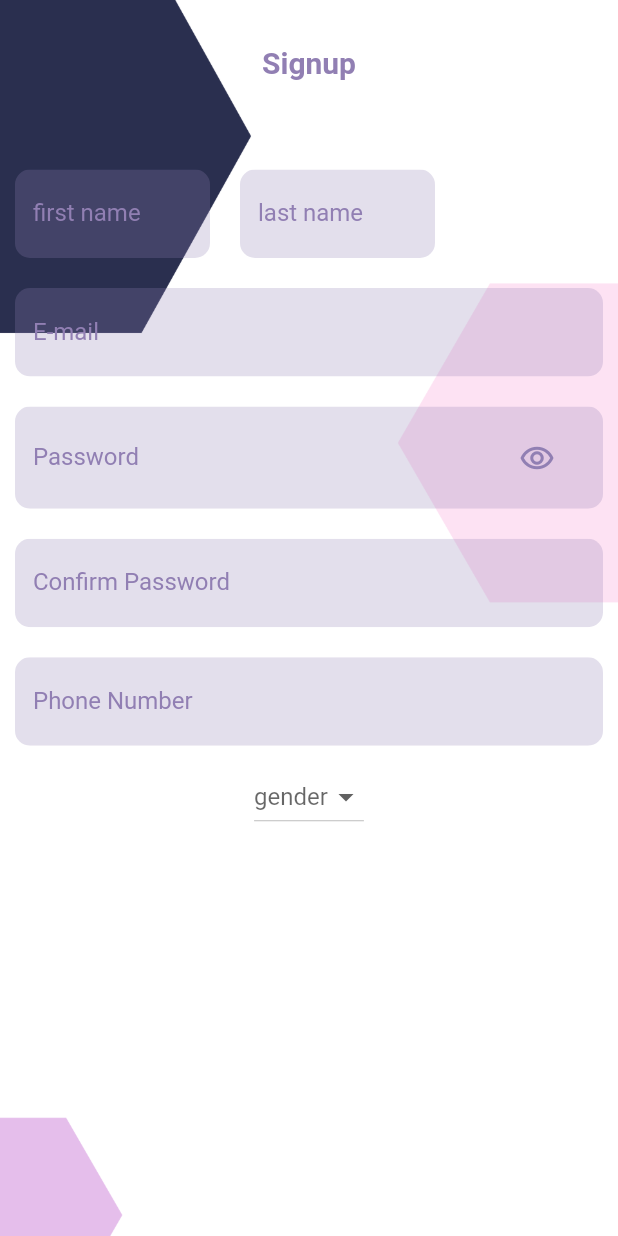
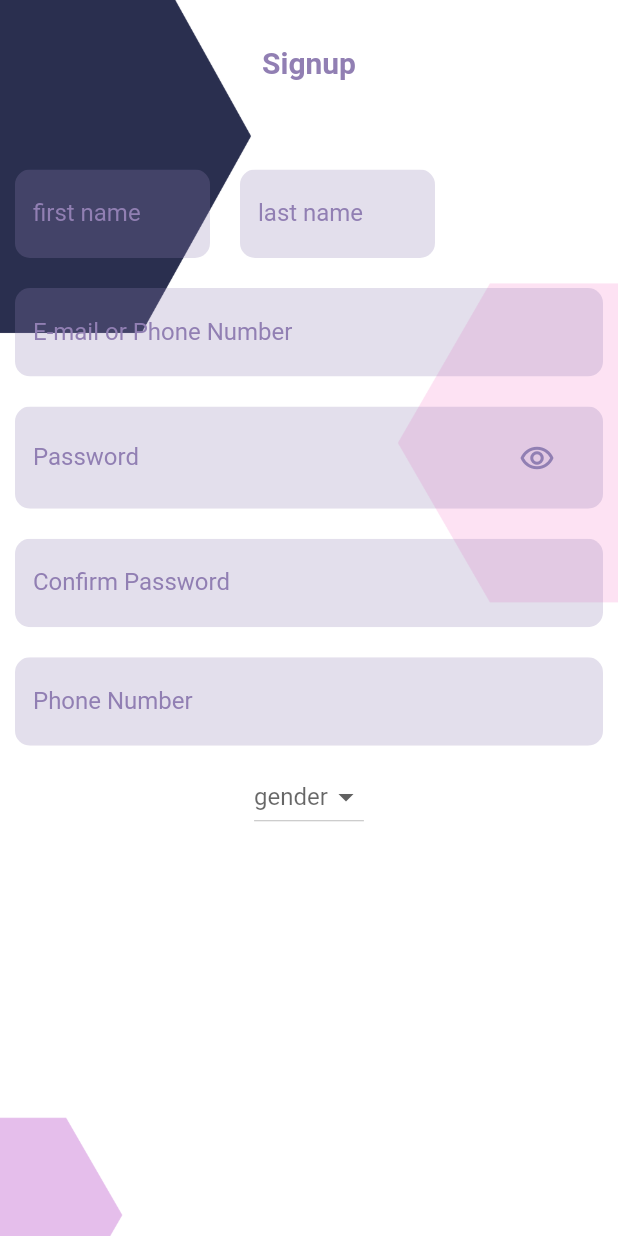
Before and after one commit to MazenJadaan/SocialMaster2, a Flutter app: the Signup screen opened directly, on a phone screen of 412 x 824 dp. Run offline on Flutter 3.47's test engine with Material 2 defaults, Android fonts, the phone set to English and light mode, and no system bars; our stand-ins replace font_awesome_flutter, google_sign_in; Roboto replaces fonts that are missing (Pacifico).

Commit message:
last commit

```diff
--- a/lib/main.dart
+++ b/lib/main.dart
@@ -1,7 +1,7 @@
 import 'package:flutter/material.dart';
-import 'package:social_master/modules/auth/Signup.dart';
+
 import 'package:social_master/modules/auth/login.dart';
-import 'package:social_master/shared/styles/colors.dart';
+
 
 void main() {
   runApp(const MyApp());
@@ -20,7 +20,7 @@ class MyApp extends StatelessWidget {
 
           // primarySwatch: Colors.purple,
           ),
-      home: Signup(),
+      home: Login(),
     );
   }
 }
--- /dev/null
+++ b/lib/models/obscure.dart
@@ -0,0 +1,19 @@
+import 'package:flutter/cupertino.dart';
+
+class Obscure_Model extends ChangeNotifier {
+bool obscure1=true;
+bool obscure2=true;
+bool obscure3=true;
+dosomething1 (){
+  obscure1= !obscure1;
+  notifyListeners();
+}
+dosomething2 (){
+  obscure2= !obscure2;
+  notifyListeners();
+}
+dosomething3 (){
+  obscure3= !obscure3;
+  notifyListeners();
+}
+}
--- a/lib/modules/auth/Signup.dart
+++ b/lib/modules/auth/Signup.dart
@@ -1,9 +1,8 @@
 import 'package:flutter/material.dart';
-import 'package:font_awesome_flutter/font_awesome_flutter.dart';
+import 'package:provider/provider.dart';
 import 'package:social_master/shared/components/components.dart';
-
 import '../../shared/styles/colors.dart';
-import 'login.dart';
+import 'package:social_master/models/obscure.dart';
 
 class Signup extends StatelessWidget {
   Signup({Key? key}) : super(key: key);
@@ -14,25 +13,25 @@ class Signup extends StatelessWidget {
   var _confirmPasswordController = TextEditingController();
   var _phoneNumberController = TextEditingController();
   var _dropDownValue;
-  bool _obscureText = true;
 
   @override
   Widget build(BuildContext context) {
     var formKey = GlobalKey<FormState>();
-    return Container(
+    return ChangeNotifierProvider(
+        create: (context) => Obscure_Model(),
         child: Scaffold(
             resizeToAvoidBottomInset: false,
             backgroundColor: Colors.transparent,
             body: Container(
-          decoration: BoxDecoration(
-              image: DecorationImage(
+              decoration: const BoxDecoration(
+                  image:DecorationImage(
                       image: AssetImage("assets/images/test.png"),
                       fit: BoxFit.cover)),
               child: Form(
                 key: formKey,
                 child: Column(
                   children: [
-                SizedBox(
+                    const SizedBox(
                       height: 30,
                     ),
                     Text(
@@ -44,7 +43,9 @@ class Signup extends StatelessWidget {
                         color: AppTheme.colors.purple,
                       ),
                     ),
-                SizedBox(height: 50,),
+                    const SizedBox(
+                      height: 50,
+                    ),
                     Row(
                       children: [
                          Container(
@@ -55,7 +56,6 @@ class Signup extends StatelessWidget {
                             label: "first name",
                           ),
                         ),
-
                         Container(
                           width: 150,
                           child: SmallTextFormField(
@@ -65,41 +65,46 @@ class Signup extends StatelessWidget {
                         ),
                       ],
                     ),
-
                     MyTextFormField(
                         suffixOnPressed: () {},
                         controller: _emailController,
                         validate: emptyValidate,
-                    label: "E-mail"),
-
-                MyTextFormField(
-
+                        label: "E-mail or Phone Number"),
+                    Consumer<Obscure_Model>(builder: (context,model,child){
+                      return  MyTextFormField(
                         controller: _passwordController,
                         validate: emptyValidate,
                         label: "Password",
                         hint: 'enter your password',
+                        obscureText: model.obscure2,
                         suffixIcon: Icon(Icons.remove_red_eye_outlined,
                             color: AppTheme.colors.purple),
                         suffixOnPressed: () {
-                    _obscureText = !_obscureText;
+                          model.dosomething2();
                         },
                         prefixIcon: Icon(
                           Icons.vpn_key_rounded,
                           color: AppTheme.colors.purple,
-                  ),),
-
-                MyTextFormField(
-                    suffixOnPressed: () {},
+                        ),
+                      );
+                    }),
+                   Consumer<Obscure_Model>(builder: (context,model,child){
+                     return  MyTextFormField(
+                         suffixOnPressed: () {
+                           model.dosomething3();
+                         },
                          controller: _confirmPasswordController,
                          validate: emptyValidate,
-                    label: "Confirm Password"),
+                         obscureText: model.obscure3,
+                         label: "Confirm Password");
+                   }),
+
 
                     MyTextFormField(
                         suffixOnPressed: () {},
                         controller: _phoneNumberController,
                         validate: emptyValidate,
                         label: "Phone Number"),
-
                     DropdownButton(
                         items: ["male", "female"]
                             .map((e) => DropdownMenuItem(
@@ -108,8 +113,7 @@ class Signup extends StatelessWidget {
                                 ))
                             .toList(),
                         value: _dropDownValue,
-
-                    hint: Text("gender"),
+                        hint: const Text("gender"),
                         onChanged: (val) {
                           _dropDownValue = val!;
                         }),
--- a/lib/shared/components/components.dart
+++ b/lib/shared/components/components.dart
@@ -1,5 +1,6 @@
 import 'package:flutter/material.dart';
 import 'package:social_master/shared/styles/colors.dart';
+
 
 Widget MyTextFormField({
   required Function() suffixOnPressed,
@@ -55,7 +56,6 @@ Widget SmallTextFormField({
   inputType = TextInputType.name,
   required String label,
   Icon? prefixIcon = null,
-
   GlobalKey? key = null,
   bool obscureText = false,
   String? hint = null,
--- a/pubspec.yaml
+++ b/pubspec.yaml
@@ -38,6 +38,7 @@ dependencies:
   font_awesome_flutter: ^10.4.0
   google_sign_in: ^6.1.0
   flutter_lints: ^2.0.1
+  provider: ^6.0.5
 
 
 dev_dependencies:
```
Also changed, not shown: lib/modules/auth/login.dart (+18 -22 lines), pubspec.lock. Lines whose indentation alone changed are shown as unchanged.
